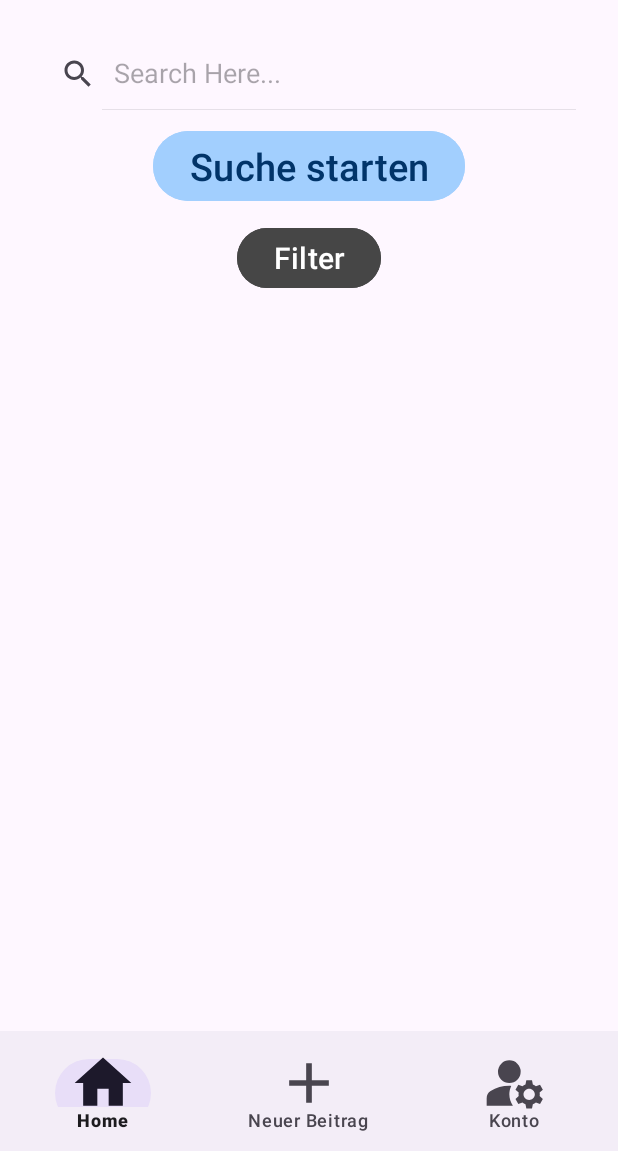
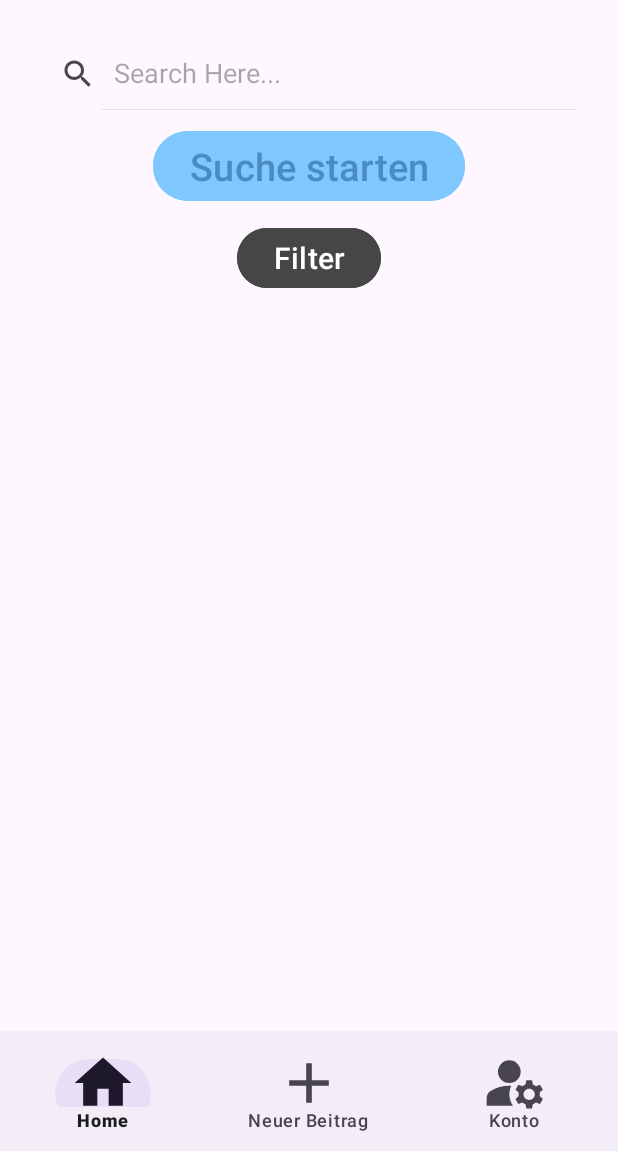
Before and after one commit to Bo960/TSUG, an Android app: the screen it shows after launch (MainActivity), on a phone screen of 412 x 824 dp, the part 85-1236 px from its top. Run offline under Robolectric (Android 15) with nearby library versions, the phone set to English and light mode, and no system bars.

Commit message:
changed colors

```diff
--- a/app/src/main/res/layout/activity_created_posts.xml
+++ b/app/src/main/res/layout/activity_created_posts.xml
@@ -26,7 +26,7 @@
 
         <LinearLayout
             android:layout_width="match_parent"
-            android:layout_height="match_parent"
+            android:layout_height="wrap_content"
             android:orientation="vertical"
             >
 
@@ -37,8 +37,7 @@
                 android:layout_marginTop="80dp"
                 android:layout_marginBottom="10dp"
                 android:padding="12dp"
-                android:gravity="left"
-                android:background="@color/lightBlue">
+                android:gravity="left">
                 <TextView
 
                     android:layout_width="wrap_content"
--- a/app/src/main/res/layout/activity_main.xml
+++ b/app/src/main/res/layout/activity_main.xml
@@ -53,11 +53,10 @@
                 android:layout_width="wrap_content"
                 android:layout_height="wrap_content"
                 android:layout_marginTop="10dp"
-                android:layout_centerHorizontal="true"
 
                 android:text="Suche starten"
-                android:backgroundTint="@color/babyBlue"
-                android:textColor="@color/darkBlue"
+                android:backgroundTint="@color/onPrimaryContainerColor"
+                android:textColor="@color/primaryColor"
                 android:textSize="25dp"
                 android:gravity="center"/>
 
@@ -67,7 +66,6 @@
                 android:layout_width="wrap_content"
                 android:layout_height="wrap_content"
                 android:layout_marginTop="10dp"
-                android:layout_centerHorizontal="true"
 
                 android:text="Filter"
                 android:backgroundTint="@color/secondaryColor"
--- a/app/src/main/res/values/colors.xml
+++ b/app/src/main/res/values/colors.xml
@@ -1,10 +1,9 @@
 <?xml version="1.0" encoding="utf-8"?>
 <resources>
-    <color name="primaryColor">#a2cffe</color>
+    <color name="primaryColor">#4A8CC2</color>
     <color name="onPrimaryColor">#FFFFFF</color>
-    <color name="primaryContainerColor"></color>
     <color name="secondaryColor">#464646</color>
-    <color name="onPrimaryContainerColor">#a2cffe</color>
+    <color name="onPrimaryContainerColor">#7FC8FF</color>
     <color name="errorColor">#B3261E</color>
     <color name="onErrorColor">#FFFFFF</color>
     <color name="errorContainerColor">#F9DEDC</color>
@@ -12,11 +11,4 @@
     <color name="surfaceColor">#FFFBFE</color>
     <color name="onSurfaceColor">#1C1B1F</color>
     <color name="surfaceVariantColor">#E7E0EC</color>
-
-    <!-- Farben erstellt
-     BITTE ÄNDERN WENN DIESE NICHT PASSEN! -->
-    <color name="babyBlue"> #a2cffe </color>
-    <color name="darkBlue"> #013469 </color>
-    <color name="lightBlue"> #F5FBFF </color>
-
 </resources>
```
